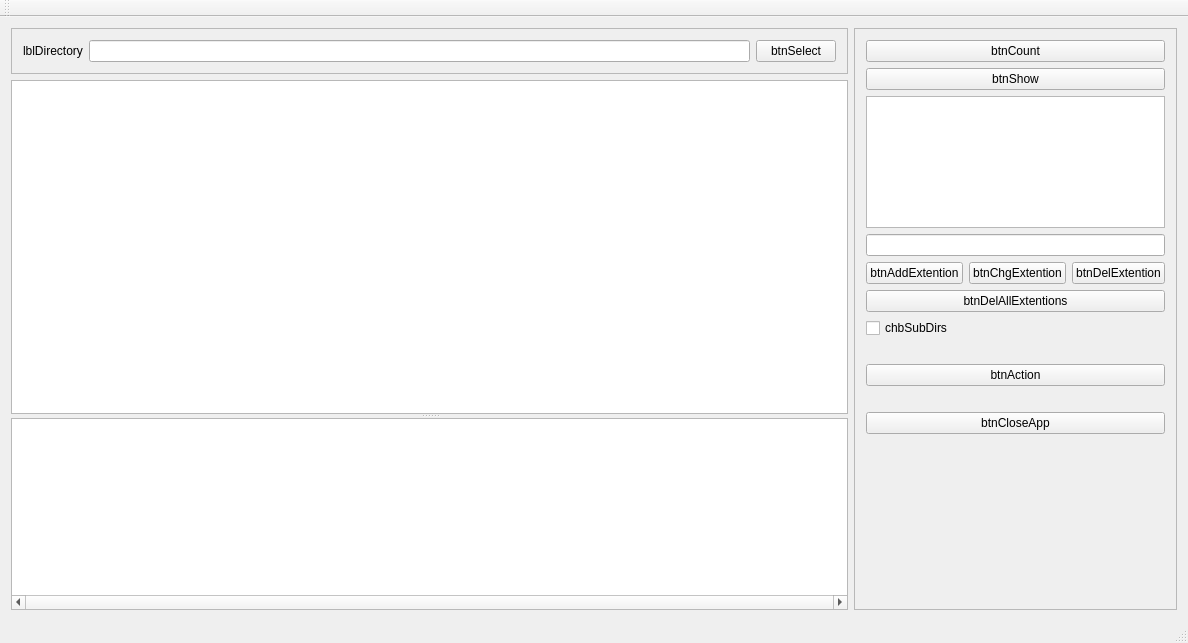
Before: the Qt Designer form Src/Visual Studio/Qt6/AuswertungQT/AuswertungQt.ui in adeccscholar/FileAppNew, drawn with Qt 5.
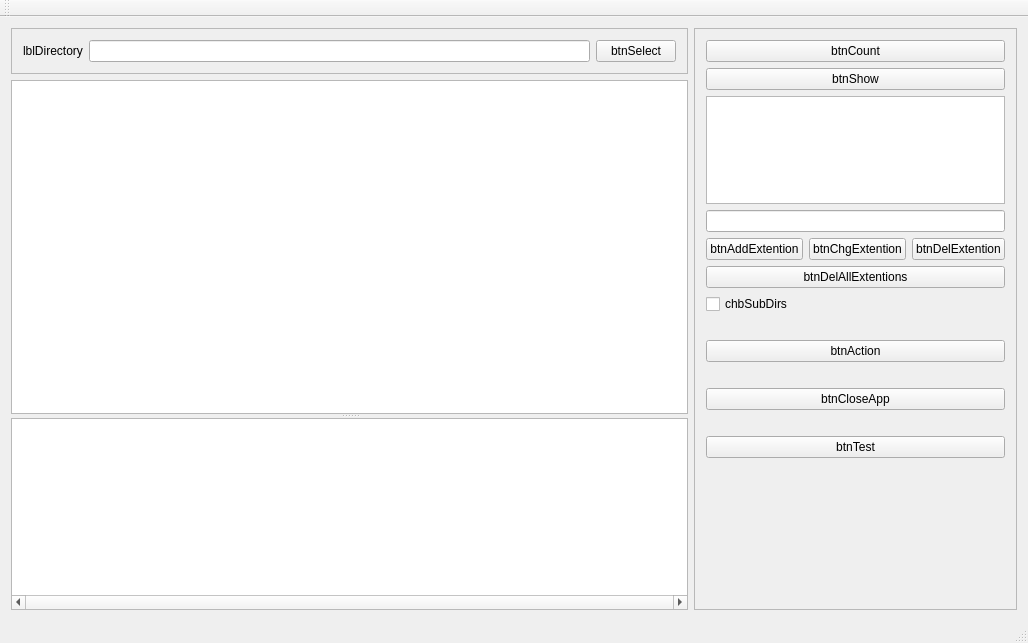
After: the same form once the commit is applied.

The edit to the form file:
```diff
--- a/Src/Visual Studio/Qt6/AuswertungQT/AuswertungQt.ui
+++ b/Src/Visual Studio/Qt6/AuswertungQT/AuswertungQt.ui
@@ -6,7 +6,7 @@
    <rect>
     <x>0</x>
     <y>0</y>
-    <width>1188</width>
+    <width>1028</width>
     <height>643</height>
    </rect>
   </property>
@@ -218,6 +218,29 @@
          </property>
         </widget>
        </item>
+       <item>
+        <spacer name="verticalSpacer_4">
+         <property name="orientation">
+          <enum>Qt::Vertical</enum>
+         </property>
+         <property name="sizeType">
+          <enum>QSizePolicy::Fixed</enum>
+         </property>
+         <property name="sizeHint" stdset="0">
+          <size>
+           <width>10</width>
+           <height>20</height>
+          </size>
+         </property>
+        </spacer>
+       </item>
+       <item>
+        <widget class="QPushButton" name="btnTest">
+         <property name="text">
+          <string>btnTest</string>
+         </property>
+        </widget>
+       </item>
        <item>
         <spacer name="verticalSpacer">
          <property name="orientation">
```
Left out of the diff: 2 changed lines with no effect on the pictures.
